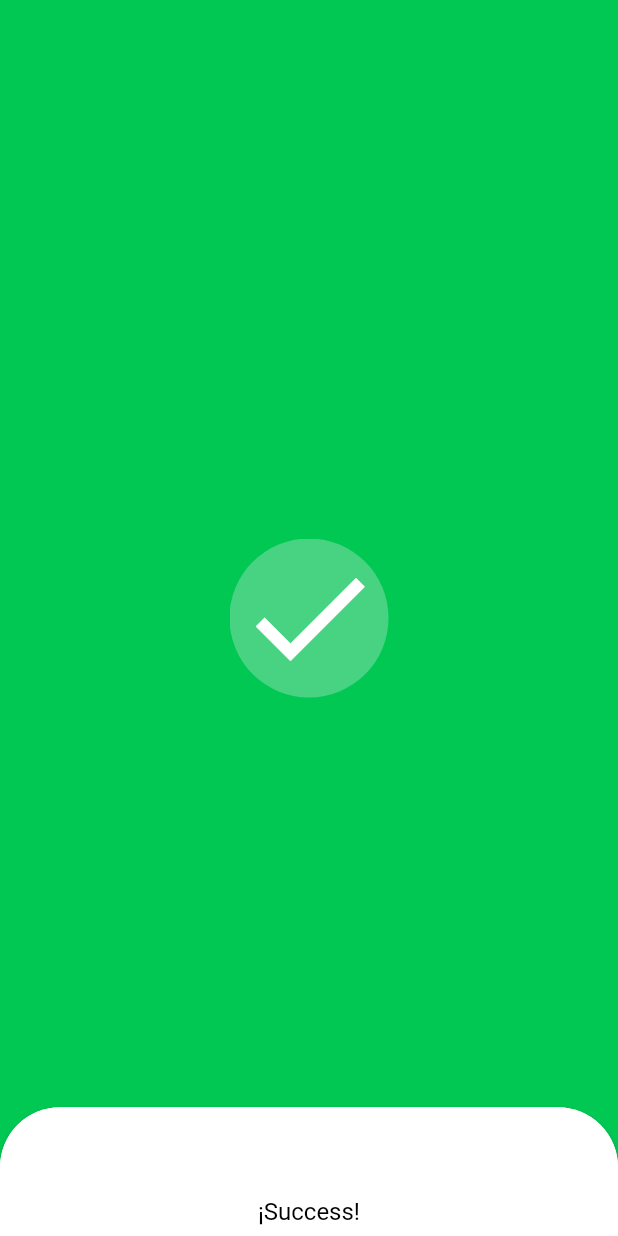
After one commit to chiuchiolo30/flutter-animations, a Flutter app: the screen it shows after launch, after a tap on "Success", after a tap on "Success 2", on a phone screen of 412 x 824 dp. The commit adds this screen. Run offline on Flutter 3.47's test engine with Material 2 defaults, Android fonts, the phone set to English and light mode, and no system bars.

Commit message:
success 2

```diff
--- a/lib/animations/animations.dart
+++ b/lib/animations/animations.dart
@@ -1,2 +1,3 @@
+export 'package:flutter_animations/animations/success_2_animation.dart';
 export 'package:flutter_animations/animations/success_animation.dart';
 export 'package:flutter_animations/animations/downloading_animation.dart';
--- /dev/null
+++ b/lib/animations/success_2_animation.dart
@@ -0,0 +1,92 @@
+import 'dart:ui';
+
+import 'package:flutter/material.dart';
+
+
+class Success2Animation extends StatefulWidget {
+  const Success2Animation({super.key});
+
+
+  @override
+  State<Success2Animation> createState() => _Success2AnimationState();
+}
+
+class _Success2AnimationState extends State<Success2Animation> {
+
+  bool start = false;
+
+  final _globalKey = GlobalKey<ScaffoldState>();
+
+  @override
+  void initState() {
+    Future.delayed(const Duration(milliseconds: 400), () => setState(() => start = true));
+    Future.delayed(const Duration(milliseconds: 1000),
+      () => _globalKey.currentState!.showBottomSheet(
+        enableDrag: false,
+        elevation: 2,
+        shape: const RoundedRectangleBorder(borderRadius: BorderRadius.vertical(top: Radius.circular(40))),
+        (context)
+        => Container(
+          alignment: Alignment.center,
+          height: 140,
+          width: double.infinity,
+          decoration: const BoxDecoration(
+            color: Colors.white,
+            borderRadius:  BorderRadius.vertical(top: Radius.circular(40)),
+
+          ),
+          child: const Text('¡Success!', style: TextStyle(color: Colors.black, fontSize: 16),),
+        ))
+    );
+
+    super.initState();
+  }
+
+  @override
+  Widget build(BuildContext context) {
+
+    return Scaffold(
+      key: _globalKey,
+      body: OverflowBox(
+        maxHeight: MediaQuery.of(context).size.longestSide * 2,
+        maxWidth: MediaQuery.of(context).size.longestSide * 2,
+        child: AnimatedContainer(
+          duration: const Duration( microseconds: 700),
+          height: MediaQuery.of(context).size.longestSide * 2,
+          width: MediaQuery.of(context).size.longestSide * 2,
+          decoration: BoxDecoration(
+            shape: BoxShape.circle,
+            color: Colors.greenAccent[700]
+          ),
+          child: start ? Align(
+            alignment: Alignment.center,
+            child: ClipRect(
+              child: BackdropFilter(
+                filter: ImageFilter.blur(sigmaX: 10.0, sigmaY: 10.0),
+                child: Container(
+                  padding: const EdgeInsets.all(8),
+                  decoration: BoxDecoration(
+                    color: Colors.grey.shade200.withOpacity(0.3),
+                    shape: BoxShape.circle
+                  ),
+                  child: TweenAnimationBuilder(
+                    tween: Tween(begin: 0.0, end: 1.0),
+                    duration: const Duration( milliseconds: 700),
+                    curve: Curves.elasticInOut,
+                    builder: (context, value, child) {
+                      return Transform.scale(
+                        scale: value + 0.1,
+                        child: child,
+                      );
+                    },
+                     child: const Icon(Icons.check, size:  90, color: Colors.white),
+                  ),
+                ),
+              ),
+            ),
+          ) : null,
+          ),
+      )
+    );
+  }
+}
--- a/lib/animations/success_animation.dart
+++ b/lib/animations/success_animation.dart
@@ -33,7 +33,7 @@ class _SuccessAnimationState extends State<SuccessAnimation> {
           width: MediaQuery.of(context).size.longestSide * 2,
           decoration: BoxDecoration(
             shape: BoxShape.circle,
-            color: Colors.green[800]
+            color: Colors.greenAccent[700]
           ),
           child: start ? TweenAnimationBuilder(
             tween: Tween(begin: 0.0, end: 1.0),
--- a/lib/home/home_screen.dart
+++ b/lib/home/home_screen.dart
@@ -27,6 +27,7 @@ class _MyHomeScreenState extends State<MyHomeScreen> {
           crossAxisAlignment: CrossAxisAlignment.stretch,
           mainAxisAlignment: MainAxisAlignment.center,
           children: <Widget>[
+
             MaterialButton(
               color: Colors.blue,
               child: const Text('Success', style: TextStyle(color: Colors.white),),
@@ -54,11 +55,37 @@ class _MyHomeScreenState extends State<MyHomeScreen> {
             ),
             MaterialButton(
               color: Colors.blue,
+              child: const Text('Success 2', style: TextStyle(color: Colors.white),),
+              onPressed: () {
+                Navigator.of(context).push(
+                  PageRouteBuilder(
+                    pageBuilder: (context, animation, secondaryAnimation) => const Success2Animation(),
+                    transitionsBuilder: (context, animation, secondaryAnimation, child) {
+                      return ScaleTransition(
+                        scale: Tween<double>(begin: 0.0, end: 1.0).animate(
+                          CurvedAnimation(
+                            parent: animation,
+                            curve: Curves.easeInOut,
+                            reverseCurve: Curves.easeInOut
+                            )
+                        ),
+                        child: child,
+                        );
+                    },
+                    transitionDuration: const Duration( milliseconds: 700 ),
+                    reverseTransitionDuration: const Duration( milliseconds: 700)
+                    )
+                  );
+              },
+            ),
+            MaterialButton(
+              color: Colors.blue,
               child: const Text('Downloading', style: TextStyle(color: Colors.white),),
               onPressed: () {
                 Navigator.of(context).push(MaterialPageRoute(builder: (_) => const DownloadingAnimation()));
               },
             ),
+
           ],
         ),
       ),
```
Also changed, not shown: lib/animations/downloading_animation.dart (line endings or trailing spaces), pubspec.lock.
